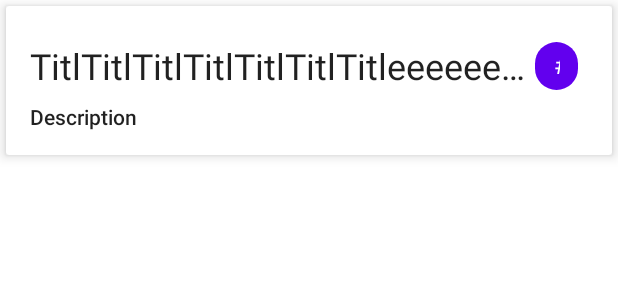
After one commit to cenfo-418-teapot/TemTemPedia, an Android app: the layout team_item.xml on its own in the app's theme, with its tools: preview values and no code run, on a phone screen of 412 x 824 dp. The commit adds this screen. Shown: the top 300 px of the screen. Run offline under Robolectric (Android 15) with nearby library versions, the phone set to English and light mode, and no system bars.

Commit message:
team list view ready

```diff
--- a/app/build.gradle
+++ b/app/build.gradle
@@ -43,8 +43,11 @@ dependencies {
     implementation 'androidx.constraintlayout:constraintlayout:2.1.1'
     implementation 'com.google.firebase:firebase-auth-ktx:21.0.1'
     implementation 'com.google.android.gms:play-services-auth:19.2.0'
-    implementation 'com.google.firebase:firebase-firestore-ktx:23.0.3'
+    // implementation 'com.google.firebase:firebase-firestore-ktx:23.0.3'
+    implementation 'com.firebaseui:firebase-ui-firestore:8.0.0'
     implementation 'com.google.code.gson:gson:2.8.5'
+    implementation 'androidx.navigation:navigation-fragment-ktx:2.3.5'
+    implementation 'androidx.navigation:navigation-ui-ktx:2.3.5'
     testImplementation 'junit:junit:4.+'
     androidTestImplementation 'androidx.test.ext:junit:1.1.3'
     androidTestImplementation 'androidx.test.espresso:espresso-core:3.4.0'
--- a/app/src/main/AndroidManifest.xml
+++ b/app/src/main/AndroidManifest.xml
@@ -9,6 +9,9 @@
         android:roundIcon="@mipmap/ic_launcher_round"
         android:supportsRtl="true"
         android:theme="@style/Theme.TemtemPedia">
+        <activity
+            android:name=".TeamActivity"
+            android:exported="true" />
         <activity
             android:name=".TemtemInfo"
             android:exported="true"
@@ -25,8 +28,7 @@
         </activity>
         <activity
             android:name=".MainActivity"
-            android:exported="true">
-        </activity>
+            android:exported="true" />
     </application>
 
 </manifest>
--- a/app/src/main/java/com/teapot/temtempedia/TemtemInfo.kt
+++ b/app/src/main/java/com/teapot/temtempedia/TemtemInfo.kt
@@ -4,7 +4,6 @@ import android.animation.ObjectAnimator
 import android.os.Bundle
 import android.widget.ImageView
 import android.widget.ProgressBar
-import com.google.android.material.snackbar.Snackbar
 import androidx.appcompat.app.AppCompatActivity
 import com.teapot.temtempedia.databinding.ActivityTemtemInfoBinding
 import android.content.Context
@@ -13,6 +12,7 @@ import android.widget.TextView
 import java.io.IOException
 import com.google.gson.Gson
 import com.google.gson.reflect.TypeToken
+import com.teapot.temtempedia.models.Temtem
 
 class TemtemInfo : AppCompatActivity() {
 
--- a/app/src/main/java/com/teapot/temtempedia/Temtem.kt
+++ b/app/src/main/java/com/teapot/temtempedia/models/Temtem.kt
@@ -1,4 +1,7 @@
-package com.teapot.temtempedia
+package com.teapot.temtempedia.models
+
+import com.teapot.temtempedia.Fortalezas
+import com.teapot.temtempedia.Stats
 
 data class Temtem(
     var id: Int,
--- /dev/null
+++ b/app/src/main/res/drawable/ic_add.xml
@@ -0,0 +1,5 @@
+<vector android:height="24dp" android:tint="#FFFFFF"
+    android:viewportHeight="24" android:viewportWidth="24"
+    android:width="24dp" xmlns:android="http://schemas.android.com/apk/res/android">
+    <path android:fillColor="@android:color/white" android:pathData="M19,13h-6v6h-2v-6H5v-2h6V5h2v6h6v2z"/>
+</vector>
--- a/app/src/main/res/layout/activity_main.xml
+++ b/app/src/main/res/layout/activity_main.xml
@@ -26,10 +26,10 @@
             />
 
         <Button
-            android:id="@+id/newTeam"
+            android:id="@+id/viewTeams"
             android:layout_width="match_parent"
             android:layout_height="40dp"
-            android:text="Save New Team"
+            android:text="View Teams"
             android:textSize="16sp" />
 
         <Button
--- /dev/null
+++ b/app/src/main/res/layout/team_item.xml
@@ -0,0 +1,56 @@
+<?xml version="1.0" encoding="utf-8"?>
+<androidx.cardview.widget.CardView xmlns:android="http://schemas.android.com/apk/res/android"
+    xmlns:app="http://schemas.android.com/apk/res-auto"
+    xmlns:tools="http://schemas.android.com/tools"
+    android:layout_width="match_parent"
+    android:layout_height="wrap_content"
+    android:layout_rowWeight="3"
+    android:layout_margin="4dp"
+    app:cardElevation="5dp">
+
+    <LinearLayout
+        android:layout_width="match_parent"
+        android:layout_height="match_parent"
+        android:orientation="vertical"
+        android:padding="16dp">
+
+        <LinearLayout
+            android:layout_width="match_parent"
+            android:layout_height="wrap_content"
+            android:orientation="horizontal"
+            android:weightSum="8">
+
+            <TextView
+                android:id="@+id/tvTitle"
+                android:layout_width="wrap_content"
+                android:layout_height="wrap_content"
+                android:layout_gravity="center"
+                android:layout_weight="7"
+                android:ellipsize="end"
+                android:maxLines="1"
+                android:text="TitlTitlTitlTitlTitlTitlTitleeeeeeeTitle"
+                android:textAppearance="@style/TextAppearance.AppCompat.Headline" />
+
+            <com.google.android.material.chip.Chip
+                android:id="@+id/cpAmount"
+                android:layout_width="wrap_content"
+                android:layout_height="wrap_content"
+                android:layout_weight="1"
+                android:backgroundTint="@color/purple_500"
+                android:text="#"
+                android:textAlignment="center"
+                android:textColor="@color/white"
+                android:textSize="16sp"
+                android:textStyle="bold" />
+
+        </LinearLayout>
+
+        <TextView
+            android:id="@+id/tvDescription"
+            android:layout_width="match_parent"
+            android:layout_height="wrap_content"
+            android:text="Description"
+            android:textAppearance="@style/TextAppearance.AppCompat.Body2" />
+    </LinearLayout>
+
+</androidx.cardview.widget.CardView>
--- a/app/src/main/res/values/colors.xml
+++ b/app/src/main/res/values/colors.xml
@@ -7,4 +7,5 @@
     <color name="teal_700">#FF018786</color>
     <color name="black">#FF000000</color>
     <color name="white">#FFFFFFFF</color>
+    <color name="subtitle">#7D807F</color>
 </resources>
--- a/build.gradle
+++ b/build.gradle
@@ -6,7 +6,7 @@ buildscript {
     }
     dependencies {
         classpath "com.android.tools.build:gradle:7.0.2"
-        classpath 'org.jetbrains.kotlin:kotlin-gradle-plugin:1.5.30'
+        classpath 'org.jetbrains.kotlin:kotlin-gradle-plugin:1.5.31'
         classpath 'com.google.gms:google-services:4.3.10'
 
         // NOTE: Do not place your application dependencies here; they belong
```
Also changed, not shown: app/src/main/java/com/teapot/temtempedia/MainActivity.kt (+3 -31 lines), app/src/main/java/com/teapot/temtempedia/TeamActivity.kt (added, +58 -0 lines), app/src/main/java/com/teapot/temtempedia/adapters/TeamAdapter.kt (added, +49 -0 lines), app/src/main/java/com/teapot/temtempedia/data/TeamRepository.kt (added, +18 -0 lines), app/src/main/java/com/teapot/temtempedia/data/TemtemRepository.kt (added, +25 -0 lines), app/src/main/java/com/teapot/temtempedia/models/Team.kt (added, +8 -0 lines), app/src/main/res/layout/activity_team.xml (added, +22 -0 lines).
